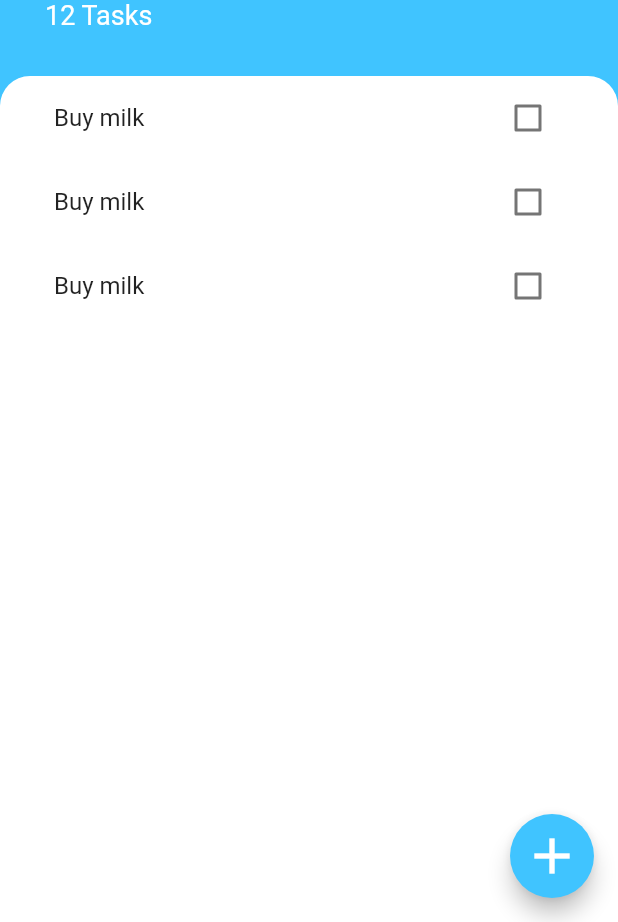
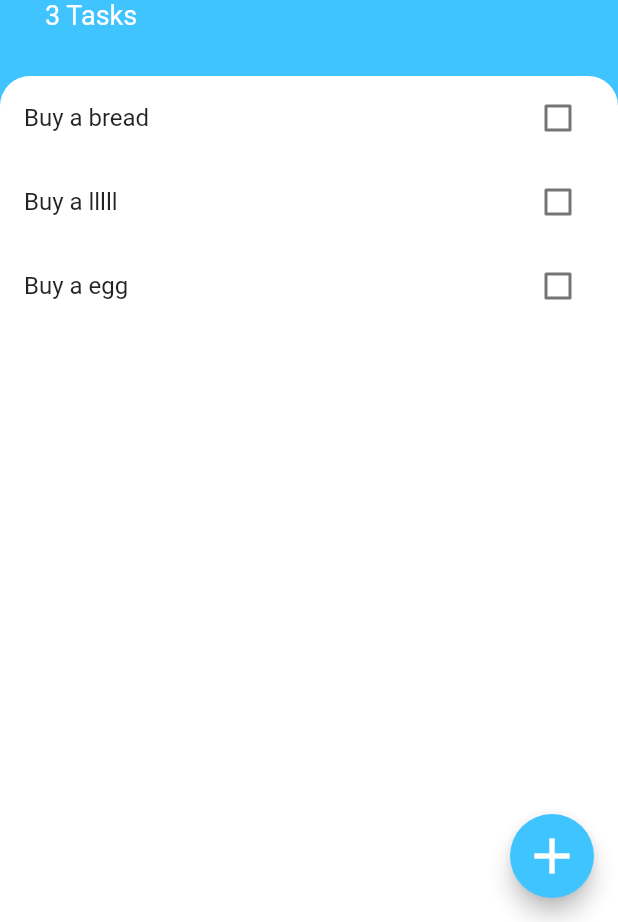
Before and after one commit to Abumar77/todoey_flutter, a Flutter app: the screen it shows after launch, on a phone screen of 412 x 824 dp, the part 314-1236 px from its top. Run offline on Flutter 3.47's test engine with Material 2 defaults, Android fonts, the phone set to English and light mode, and no system bars.

```diff
--- /dev/null
+++ b/lib/models/task.dart
@@ -0,0 +1,12 @@
+import 'package:flutter/material.dart';
+
+class Task {
+  final String name;
+  bool isDone;
+
+  Task({required this.name, this.isDone = false});
+
+  void toggleDone() {
+    isDone = !isDone;
+  }
+}
--- a/lib/screens/add_task_screen.dart
+++ b/lib/screens/add_task_screen.dart
@@ -1,8 +1,16 @@
 import 'package:flutter/material.dart';
+import 'package:todoey_flutter/widgets/tasks_list.dart';
+import 'package:todoey_flutter/widgets/tasks_tile.dart';
 
 class AddTaskScreen extends StatelessWidget {
+  final Function addTaskCallback;
+
+  AddTaskScreen(this.addTaskCallback);
+
   @override
   Widget build(BuildContext context) {
+    String newTaskTitle = '';
+
     return Container(
       color: Color(0xff757575),
       child: Container(
@@ -20,7 +28,7 @@ class AddTaskScreen extends StatelessWidget {
               autofocus: true,
               decoration: InputDecoration(fillColor: Colors.lightBlueAccent),
               onChanged: (text) {
-                String value = text;
+                newTaskTitle = text;
               },
             ),
             SizedBox(
@@ -28,7 +36,9 @@ class AddTaskScreen extends StatelessWidget {
             ),
             ElevatedButton(
               child: Text('Add'),
-              onPressed: () {},
+              onPressed: () {
+                addTaskCallback(newTaskTitle);
+              },
               style: ButtonStyle(
                 backgroundColor:
                     MaterialStateProperty.all<Color>(Colors.lightBlueAccent),
--- a/lib/screens/tasks_screen.dart
+++ b/lib/screens/tasks_screen.dart
@@ -1,8 +1,20 @@
 import 'package:flutter/material.dart';
+import 'package:todoey_flutter/models/task.dart';
 import 'package:todoey_flutter/widgets/tasks_list.dart';
 import 'add_task_screen.dart';
 
-class TaskScreen extends StatelessWidget {
+class TaskScreen extends StatefulWidget {
+  @override
+  _TaskScreenState createState() => _TaskScreenState();
+}
+
+class _TaskScreenState extends State<TaskScreen> {
+  List<Task> tasks = [
+    Task(name: "Buy a bread"),
+    Task(name: "Buy a lllll"),
+    Task(name: "Buy a egg"),
+  ];
+
   @override
   Widget build(BuildContext context) {
     return Scaffold(
@@ -15,7 +27,13 @@ class TaskScreen extends StatelessWidget {
         ),
         onPressed: () {
           showModalBottomSheet(
-              context: context, builder: (context) => AddTaskScreen());
+              context: context,
+              builder: (context) => AddTaskScreen((newTaskTitle) {
+                    setState(() {
+                      tasks.add(Task(name: newTaskTitle));
+                    });
+                    Navigator.pop(context);
+                  }));
         },
       ),
       body: Column(
@@ -46,7 +64,7 @@ class TaskScreen extends StatelessWidget {
                   ),
                 ),
                 Text(
-                  '12 Tasks',
+                  '${tasks.length} Tasks',
                   style: TextStyle(
                     color: Colors.white,
                     fontSize: 18.0,
@@ -63,8 +81,7 @@ class TaskScreen extends StatelessWidget {
                       topLeft: Radius.circular(20.0),
                       topRight: Radius.circular(20.0)),
                 ),
-              child: TaskList(),
-            ),
+                child: TaskList(tasks)),
           ),
         ],
       ),
--- a/lib/widgets/tasks_list.dart
+++ b/lib/widgets/tasks_list.dart
@@ -1,16 +1,32 @@
 import 'package:flutter/material.dart';
 import 'package:todoey_flutter/widgets/tasks_tile.dart';
+import 'package:todoey_flutter/models/task.dart';
 
-class TaskList extends StatelessWidget {
+class TaskList extends StatefulWidget {
+  final List<Task> tasks;
+
+  TaskList(this.tasks);
+
+  @override
+  _TaskListState createState() => _TaskListState();
+}
+
+class _TaskListState extends State<TaskList> {
   @override
   Widget build(BuildContext context) {
-    return ListView(
-      padding: EdgeInsets.symmetric(horizontal: 20.0),
-      children: [
-        TaskTile(),
-        TaskTile(),
-        TaskTile(),
-      ],
+    return ListView.builder(
+      itemBuilder: (context, index) {
+        return TaskTile(
+          isChecked: widget.tasks[index].isDone,
+          taskTile: widget.tasks[index].name,
+          checkBoxCallback: (checkboxState) {
+            setState(() {
+              widget.tasks[index].toggleDone();
+            });
+          },
+        );
+      },
+      itemCount: widget.tasks.length,
     );
   }
 }
--- a/lib/widgets/tasks_tile.dart
+++ b/lib/widgets/tasks_tile.dart
@@ -1,47 +1,28 @@
 import 'package:flutter/material.dart';
 import 'package:todoey_flutter/screens/tasks_screen.dart';
 
-class TaskTile extends StatefulWidget {
-  @override
-  _TaskTileState createState() => _TaskTileState();
-}
+class TaskTile extends StatelessWidget {
+  final bool isChecked;
+  final String taskTile;
+  final Function(bool?)? checkBoxCallback;
 
-class _TaskTileState extends State<TaskTile> {
-  bool isChecked = false;
+  TaskTile(
+      {required this.isChecked,
+      required this.taskTile,
+      required this.checkBoxCallback});
 
   @override
   Widget build(BuildContext context) {
     return ListTile(
-      title: Text(
-        'Buy milk',
-        style: TextStyle(
-            decoration: isChecked ? TextDecoration.lineThrough : null),
-      ),
-      trailing: TaskSCheckBox(
-        isChecked,
-        (bool? checkboxState) {
-          setState(() {
-            isChecked = checkboxState!;
-          });
-        },
-      ),
-    );
+        title: Text(
+          taskTile,
+          style: TextStyle(
+              decoration: isChecked ? TextDecoration.lineThrough : null),
+        ),
+        trailing: Checkbox(
+          value: isChecked,
+          activeColor: Colors.lightBlueAccent,
+          onChanged: checkBoxCallback,
+        ));
   }
 }
-
-class TaskSCheckBox extends StatelessWidget {
-  final bool checkBoxState;
-
-  final Function(bool?)? toggleCheckboxState;
-
-  TaskSCheckBox(this.checkBoxState, this.toggleCheckboxState);
-
-  @override
-  Widget build(BuildContext context) {
-    return Checkbox(
-      value: checkBoxState,
-      activeColor: Colors.lightBlueAccent,
-      onChanged: toggleCheckboxState,
-    );
-  }
-}
--- a/pubspec.yaml
+++ b/pubspec.yaml
@@ -28,6 +28,7 @@ dependencies:
   # The following adds the Cupertino Icons font to your application.
   # Use with the CupertinoIcons class for iOS style icons.
   cupertino_icons: ^1.0.2
+  provider: ^5.0.0
 
 dev_dependencies:
   flutter_test:
```
Also changed, not shown: pubspec.lock. Lines whose indentation alone changed are shown as unchanged.
